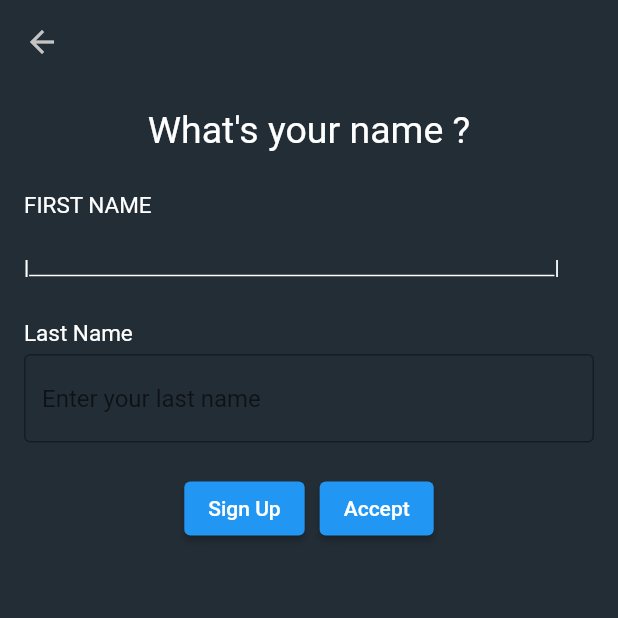
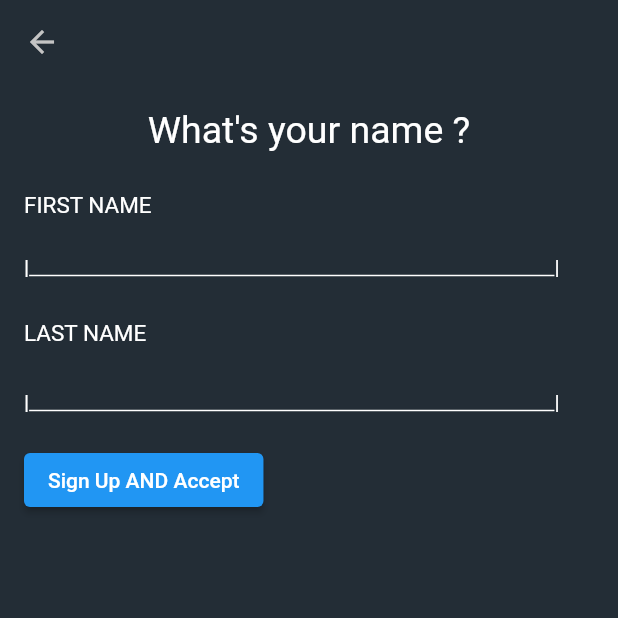
Before and after one commit to Swagnik02/Dhatnoon_v2, a Flutter app: the screen it shows after launch, on a phone screen of 412 x 824 dp, the top half of it. Run offline on Flutter 3.47's test engine with Material 2 defaults, Android fonts, the phone set to English and light mode, and no system bars; our stand-ins replace firebase_auth, firebase_core, fluttertoast, google_fonts, pinput; accounts and stored records are empty.

Commit message:
custom template for authTextField

```diff
--- a/lib/views/Authentication/SignUp/profile_register.dart
+++ b/lib/views/Authentication/SignUp/profile_register.dart
@@ -1,4 +1,5 @@
 import 'package:dhatnoon_v2/constants/color_constants.dart';
+import 'package:dhatnoon_v2/views/Authentication/auth_components/auth_text_fields.dart';
 import 'package:flutter/material.dart';
 
 class ProfRegister extends StatelessWidget {
@@ -6,6 +7,8 @@ class ProfRegister extends StatelessWidget {
 
   @override
   Widget build(BuildContext context) {
+    TextEditingController _firstName = TextEditingController();
+    TextEditingController _lastName = TextEditingController();
     return Scaffold(
       backgroundColor: ColorConstants.authBackground,
       appBar: AppBar(
@@ -34,83 +37,24 @@ class ProfRegister extends StatelessWidget {
               "FIRST NAME",
               style: TextStyle(color: Colors.white, fontSize: 15),
             ),
-            Container(
-              width: 392.72727272727275,
-              height: 40,
-              decoration: const BoxDecoration(
-                border: Border(
-                  top: BorderSide.none,
-                  left: BorderSide.none,
-                  right: BorderSide.none,
-                  bottom: BorderSide.none,
-                ),
-              ),
-              child: const Row(
-                mainAxisAlignment: MainAxisAlignment.start,
-                mainAxisSize: MainAxisSize.min,
-                crossAxisAlignment: CrossAxisAlignment.end,
-                children: [
-                  Text(
-                    '|',
-                    style: TextStyle(color: ColorConstants.authText),
-                  ),
-                  Padding(
-                    padding: EdgeInsets.fromLTRB(0, 0, 0, 1.8),
-                    child: SizedBox(
-                      width: 392.72727272727275 - 42.5,
-                      child: TextField(
-                        style: TextStyle(color: ColorConstants.authText),
-                        decoration: InputDecoration(
-                          contentPadding: EdgeInsets.only(left: 20),
-                          enabledBorder: UnderlineInputBorder(
-                            borderSide: BorderSide(
-                                color: ColorConstants.authText, width: 1),
-                          ),
-                          focusedBorder: UnderlineInputBorder(
-                            borderSide: BorderSide(
-                                color: ColorConstants.authText, width: 1),
-                          ),
-                        ),
-                      ),
-                    ),
-                  ),
-                  Text(
-                    '|',
-                    style: TextStyle(color: ColorConstants.authText),
-                  ),
-                ],
-              ),
-            ),
+            AuthTextField(controller: _firstName),
             //LAST NAME
             const SizedBox(height: 27),
-            const Text("Last Name",
-                style: TextStyle(color: Colors.white, fontSize: 15)),
+            const Text(
+              "LAST NAME",
+              style: TextStyle(color: Colors.white, fontSize: 15),
+            ),
             const SizedBox(height: 5),
-            const TextField(
-              decoration: InputDecoration(
-                hintText: "Enter your last name",
-                border: OutlineInputBorder(),
-              ),
-            ),
+            AuthTextField(controller: _lastName),
+
             const SizedBox(height: 20),
-            Row(
-              mainAxisAlignment: MainAxisAlignment.center,
-              children: [
             ElevatedButton(
               onPressed: () {
                 // Add your signup button action here
               },
-                  child: const Text("Sign Up"),
+              child: const Text("Sign Up AND Accept"),
             ),
             const SizedBox(width: 10),
-                ElevatedButton(
-                  onPressed: () {
-                    // Add your accept button action here
-                  },
-                  child: const Text("Accept"),
-                ),
-              ],
-            ),
           ],
         ),
       ),
--- /dev/null
+++ b/lib/views/Authentication/auth_components/auth_text_fields.dart
@@ -0,0 +1,60 @@
+import 'package:dhatnoon_v2/constants/color_constants.dart';
+import 'package:flutter/material.dart';
+
+class AuthTextField extends StatelessWidget {
+  final TextEditingController controller;
+
+  AuthTextField({required this.controller});
+
+  @override
+  Widget build(BuildContext context) {
+    return Container(
+      width: 392.72727272727275,
+      height: 40,
+      decoration: const BoxDecoration(
+        border: Border(
+          top: BorderSide.none,
+          left: BorderSide.none,
+          right: BorderSide.none,
+          bottom: BorderSide.none,
+        ),
+      ),
+      child: Row(
+        mainAxisAlignment: MainAxisAlignment.start,
+        mainAxisSize: MainAxisSize.min,
+        crossAxisAlignment: CrossAxisAlignment.end,
+        children: [
+          const Text(
+            '|',
+            style: TextStyle(color: ColorConstants.authText),
+          ),
+          Padding(
+            padding: const EdgeInsets.fromLTRB(0, 0, 0, 1.8),
+            child: SizedBox(
+              width: 392.72727272727275 - 42.5,
+              child: TextField(
+                controller: controller,
+                style: const TextStyle(color: ColorConstants.authText),
+                decoration: const InputDecoration(
+                  contentPadding: EdgeInsets.only(left: 20),
+                  enabledBorder: UnderlineInputBorder(
+                    borderSide:
+                        BorderSide(color: ColorConstants.authText, width: 1),
+                  ),
+                  focusedBorder: UnderlineInputBorder(
+                    borderSide:
+                        BorderSide(color: ColorConstants.authText, width: 1),
+                  ),
+                ),
+              ),
+            ),
+          ),
+          const Text(
+            '|',
+            style: TextStyle(color: ColorConstants.authText),
+          ),
+        ],
+      ),
+    );
+  }
+}
--- a/lib/views/Authentication/auth_components/mobile_input.dart
+++ b/lib/views/Authentication/auth_components/mobile_input.dart
@@ -1,7 +1,7 @@
 // ignore_for_file: prefer_const_constructors
 
+import 'package:dhatnoon_v2/constants/color_constants.dart';
 import 'package:flutter/material.dart';
-import '../../../constants/color_constants.dart';
 import 'auth_text_controllers.dart';
 
 Widget buildMobileInput(AuthTextControllers authTextControllers) {
--- a/lib/views/Authentication/auth_components/signup_login_link.dart
+++ b/lib/views/Authentication/auth_components/signup_login_link.dart
@@ -1,7 +1,6 @@
+import 'package:dhatnoon_v2/constants/color_constants.dart';
 import 'package:dhatnoon_v2/constants/routes.dart';
 import 'package:flutter/material.dart';
-
-import '../../../constants/color_constants.dart';
 
 Widget buildSignUpLink(BuildContext context) {
   return Column(
```
Also changed, not shown: lib/views/Authentication/Login/login_mobile_view.dart (+4 -5 lines), lib/views/Authentication/SignUp/signup_view.dart (+4 -5 lines), lib/views/Authentication/auth_components/auth_buttons/mobile_login_btn.dart (renamed from lib/views/Authentication/auth_components/mobile_login_btn.dart, +3 -4 lines), lib/views/Authentication/auth_components/auth_buttons/mobile_signup_btn.dart (renamed from lib/views/Authentication/auth_components/mobile_signup_btn.dart, +3 -4 lines), lib/views/Authentication/auth_components/login_using.dart (+3 -4 lines). Lines whose indentation alone changed are shown as unchanged.
